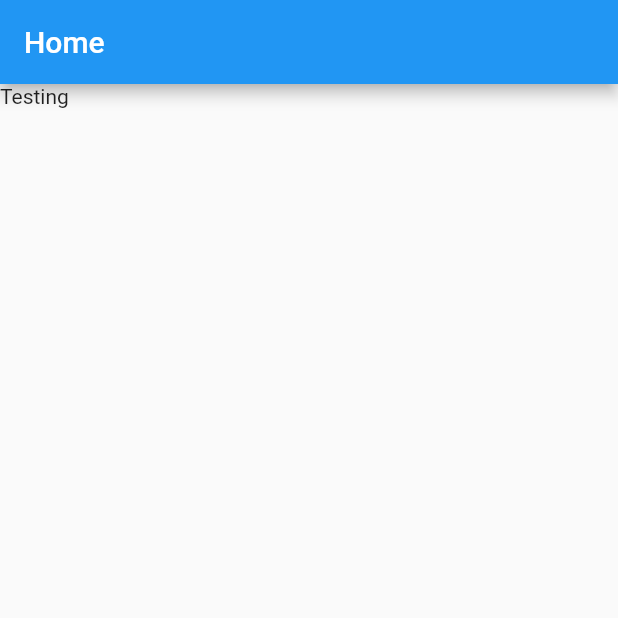
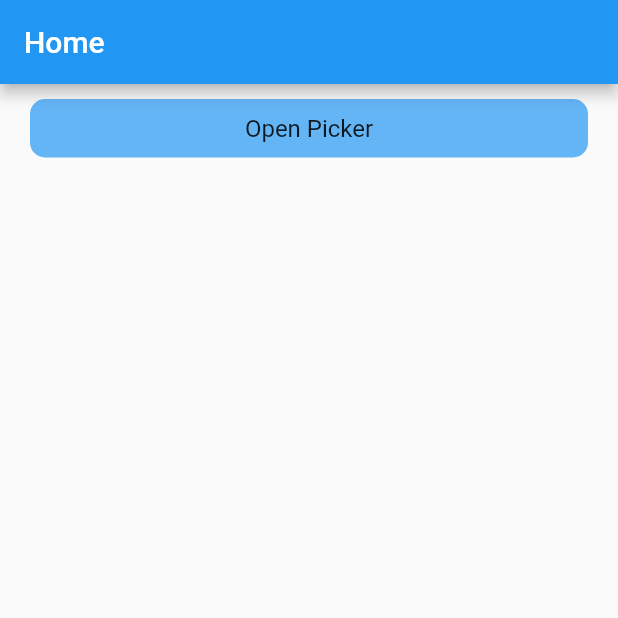
Before and after one commit to izaanjahangir/date-picker-test-flutter, a Flutter app: the screen it shows after launch, on a phone screen of 412 x 824 dp, the top half of it. Run offline on Flutter 3.47's test engine with Material 2 defaults, Android fonts, the phone set to English and light mode, and no system bars.

Commit message:
added Button widget

```diff
--- /dev/null
+++ b/lib/components/button/button.dart
@@ -0,0 +1,54 @@
+import 'package:flutter/material.dart';
+
+class Button extends StatefulWidget {
+  final Function onPress;
+  final String label;
+
+  Button({this.onPress, @required this.label});
+
+  @override
+  _ButtonState createState() => _ButtonState();
+}
+
+class _ButtonState extends State<Button> {
+  double opacity = 1;
+
+  handlePress() {
+    if (widget.onPress != null) {
+      widget.onPress();
+    }
+
+    setState(() {
+      opacity = 0;
+    });
+
+    new Future.delayed(const Duration(milliseconds: 150), () {
+      setState(() {
+        opacity = 1;
+      });
+    });
+  }
+
+  @override
+  Widget build(BuildContext context) {
+    return GestureDetector(
+      onTap: handlePress,
+      child: AnimatedOpacity(
+        opacity: opacity,
+        duration: Duration(milliseconds: 150),
+        child: Container(
+          padding: EdgeInsets.symmetric(vertical: 10),
+          decoration: BoxDecoration(
+              color: Colors.blue[300],
+              borderRadius: BorderRadius.all(Radius.circular(10))),
+          width: double.infinity,
+          child: Center(
+              child: Text(
+            widget.label,
+            style: TextStyle(fontSize: 16),
+          )),
+        ),
+      ),
+    );
+  }
+}
--- a/lib/screen/home/home.dart
+++ b/lib/screen/home/home.dart
@@ -1,4 +1,6 @@
 import 'package:flutter/material.dart';
+
+import "package:date_picker_test/components/button/button.dart";
 
 class Home extends StatelessWidget {
   @override
@@ -8,7 +10,16 @@ class Home extends StatelessWidget {
         title: Text("Home"),
       ),
       body: Container(
-        child: Text("Testing"),
+        margin: EdgeInsets.symmetric(vertical: 10),
+        padding: EdgeInsets.symmetric(horizontal: 20),
+        child: Column(
+          children: [
+            Button(
+              label: "Open Picker",
+              onPress: () {},
+            )
+          ],
+        ),
       ),
     );
   }
```
